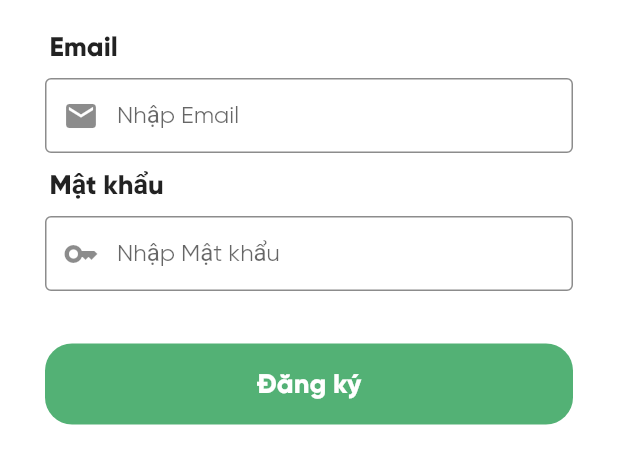
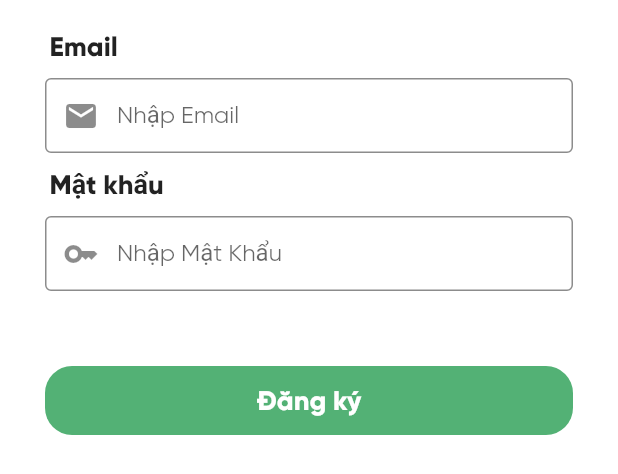
Before and after one commit to tranminhkhang7/matador, a Flutter app: the RegisterScreen widget shown alone on an empty page, opened directly, on a phone screen of 412 x 824 dp. Shown: the top 474 px of the screen. Run offline on Flutter 3.47's test engine with Material 2 defaults, Android fonts, the phone set to English and light mode, and no system bars; our stand-ins replace flutter_svg, font_awesome_flutter, modal_progress_hud; missing offline and left inert: bottom_bar_page_transition.

Commit message:
edit auth screen, auth services

```diff
--- a/lib/screens/auth/auth_screen.dart
+++ b/lib/screens/auth/auth_screen.dart
@@ -1,6 +1,6 @@
 import 'package:flutter/material.dart';
-import 'package:grocery_app/auth/login_screen.dart';
-import 'package:grocery_app/auth/register_screen.dart';
+import 'package:grocery_app/screens/auth/login_screen.dart';
+import 'package:grocery_app/screens/auth/register_screen.dart';
 import 'package:grocery_app/screens/account/account_screen.dart';
 import 'package:grocery_app/styles/colors.dart';
 
--- a/lib/screens/auth/register_screen.dart
+++ b/lib/screens/auth/register_screen.dart
@@ -149,14 +149,15 @@ class _RegisterScreenState extends State<RegisterScreen> {
                       AppTextField(
                         isObscure: true,
                         controller: _passwordController,
-                        hintText: "Nhập Mật khẩu",
+                        hintText: "Nhập Mật Khẩu",
                         prefixIcons: const Icon(Icons.key),
                       ),
                       const SizedBox(
-                        height: 35,
+                        height: 50,
                       ),
                       AppButton(
                         label: "Đăng ký",
+                        padding: const EdgeInsets.symmetric(vertical: 20),
                       ),
                       const SizedBox(
                         height: 20,
--- a/lib/screens/dashboard/navigator_item.dart
+++ b/lib/screens/dashboard/navigator_item.dart
@@ -1,5 +1,5 @@
 import 'package:flutter/material.dart';
-import 'package:grocery_app/auth/auth_screen.dart';
+import 'package:grocery_app/screens/auth/auth_screen.dart';
 import 'package:grocery_app/screens/account/account_screen.dart';
 import 'package:grocery_app/screens/cart/cart_screen.dart';
 import 'package:grocery_app/screens/explore_screen.dart';
--- a/lib/styles/theme.dart
+++ b/lib/styles/theme.dart
@@ -6,6 +6,8 @@ String gilroyFontFamily = "Gilroy";
 ThemeData themeData = ThemeData(
     fontFamily: gilroyFontFamily,
     visualDensity: VisualDensity.adaptivePlatformDensity,
-    colorScheme:
-        ColorScheme.fromSwatch().copyWith(secondary: AppColors.primaryColor),
+    colorScheme: ColorScheme.fromSwatch().copyWith(
+      primary: AppColors.primaryColor,
+      secondary: AppColors.primaryColor,
+    ),
     scaffoldBackgroundColor: AppColors.scaffoldBackgroundColor);
--- a/pubspec.yaml
+++ b/pubspec.yaml
@@ -20,6 +20,7 @@ dependencies:
   http: ^0.13.5
   font_awesome_flutter: ^10.4.0
   pin_code_fields: ^7.4.0
+  shared_preferences: ^2.0.17
 
 dev_dependencies:
   flutter_test:
```
Also changed, not shown: lib/screens/auth/login_screen.dart (+9 -5 lines), lib/screens/product_details/product_details_screen.dart (+28 -1 lines), pubspec.lock.
